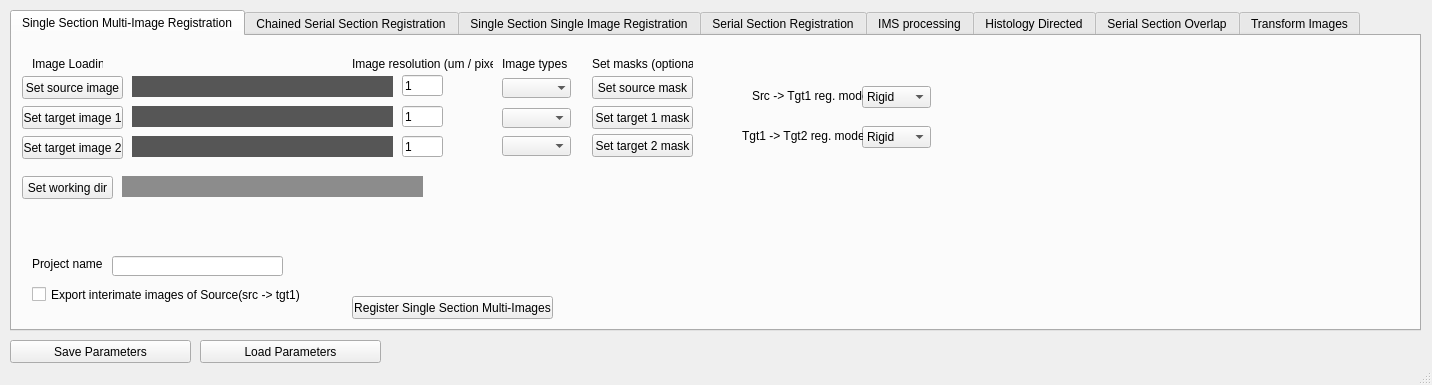
Old version of the form regToolboxMSRC/GUI/MSRC_toolbox_v0_3.ui in the repository NHPatterson/regToolboxMSRC.
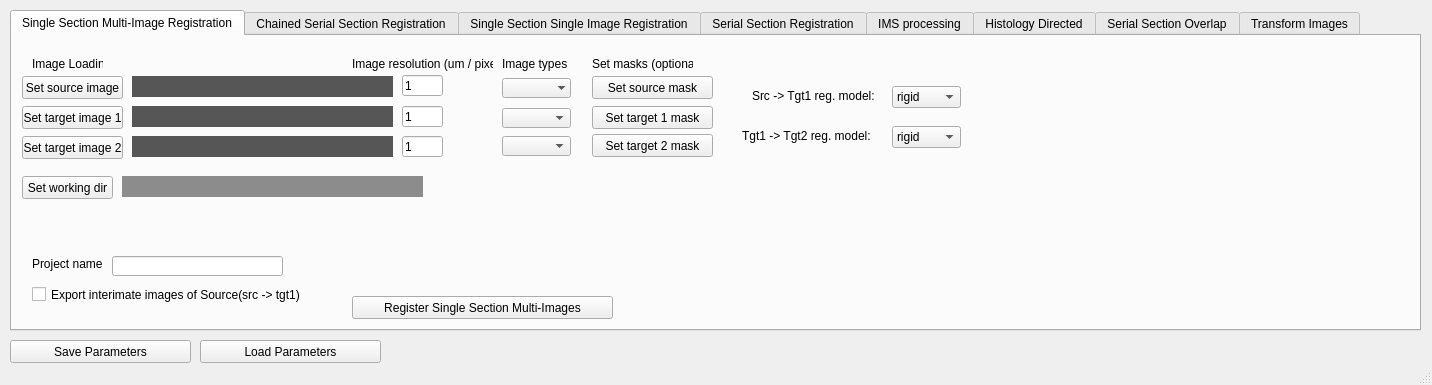
New version of the form. The open tabs and pages were chosen to show the change.

Commit message: added .yaml config files for all registrations from GUI

The edit to the form file:
```diff
--- a/regToolboxMSRC/GUI/MSRC_toolbox_v0_3.ui
+++ b/regToolboxMSRC/GUI/MSRC_toolbox_v0_3.ui
@@ -35,7 +35,7 @@
        <rect>
         <x>340</x>
         <y>260</y>
-        <width>201</width>
+        <width>261</width>
         <height>23</height>
        </rect>
       </property>
@@ -225,7 +225,7 @@
        <rect>
         <x>580</x>
         <y>40</y>
-        <width>101</width>
+        <width>121</width>
         <height>23</height>
        </rect>
       </property>
@@ -238,7 +238,7 @@
        <rect>
         <x>580</x>
         <y>70</y>
-        <width>101</width>
+        <width>121</width>
         <height>23</height>
        </rect>
       </property>
@@ -295,7 +295,7 @@
        <rect>
         <x>580</x>
         <y>98</y>
-        <width>101</width>
+        <width>121</width>
         <height>23</height>
        </rect>
       </property>
@@ -319,7 +319,7 @@
      <widget class="QComboBox" name="SSM_Reg_model1">
       <property name="geometry">
        <rect>
-        <x>850</x>
+        <x>880</x>
         <y>50</y>
         <width>69</width>
         <height>22</height>
@@ -327,7 +327,7 @@
       </property>
       <item>
        <property name="text">
-        <string>Rigid</string>
+        <string>rigid</string>
        </property>
       </item>
       <item>
@@ -339,7 +339,7 @@
      <widget class="QComboBox" name="SSM_Reg_model2">
       <property name="geometry">
        <rect>
-        <x>850</x>
+        <x>880</x>
         <y>90</y>
         <width>69</width>
         <height>22</height>
@@ -347,7 +347,7 @@
       </property>
       <item>
        <property name="text">
-        <string>Rigid</string>
+        <string>rigid</string>
        </property>
       </item>
       <item>
@@ -361,7 +361,7 @@
        <rect>
         <x>740</x>
         <y>50</y>
-        <width>111</width>
+        <width>141</width>
         <height>20</height>
        </rect>
       </property>
@@ -374,7 +374,7 @@
        <rect>
         <x>730</x>
         <y>90</y>
-        <width>121</width>
+        <width>151</width>
         <height>20</height>
        </rect>
       </property>
```
Left out of the diff: 138 changed lines with no effect on the pictures. The commit also changes 7 other files.
